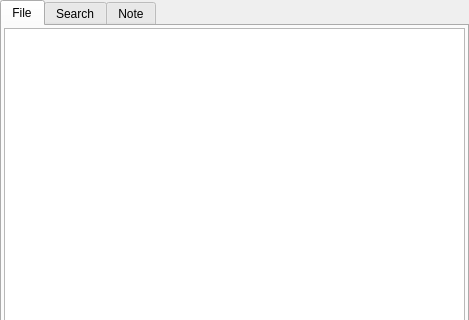
sondra760929/BDLS, file BDLS/widgetLeftView.ui: the form before one commit; both pictures show x 0 to 469 and y 0 to 320 of the 469 by 783 pixel window.
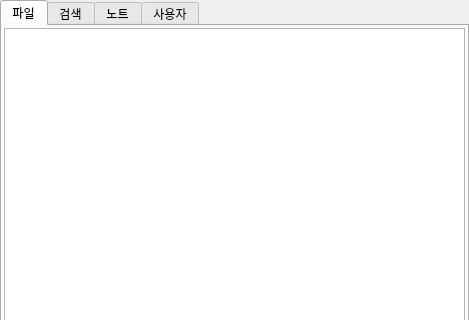
The form after the commit. The open tabs and pages were chosen to show the change.

The edit to the form file:
```diff
--- a/BDLS/widgetLeftView.ui
+++ b/BDLS/widgetLeftView.ui
@@ -36,7 +36,7 @@
      </property>
      <widget class="QWidget" name="fileview">
       <attribute name="title">
-       <string>File</string>
+       <string>파일</string>
       </attribute>
       <layout class="QVBoxLayout" name="verticalLayout_2">
        <property name="spacing">
@@ -61,12 +61,17 @@
      </widget>
      <widget class="QWidget" name="searchview">
       <attribute name="title">
-       <string>Search</string>
+       <string>검색</string>
       </attribute>
      </widget>
      <widget class="QWidget" name="noteview">
       <attribute name="title">
-       <string>Note</string>
+       <string>노트</string>
+      </attribute>
+     </widget>
+     <widget class="QWidget" name="userview">
+      <attribute name="title">
+       <string>사용자</string>
       </attribute>
      </widget>
     </widget>
```
Left out of the diff: 2 changed lines with no effect on the pictures.
